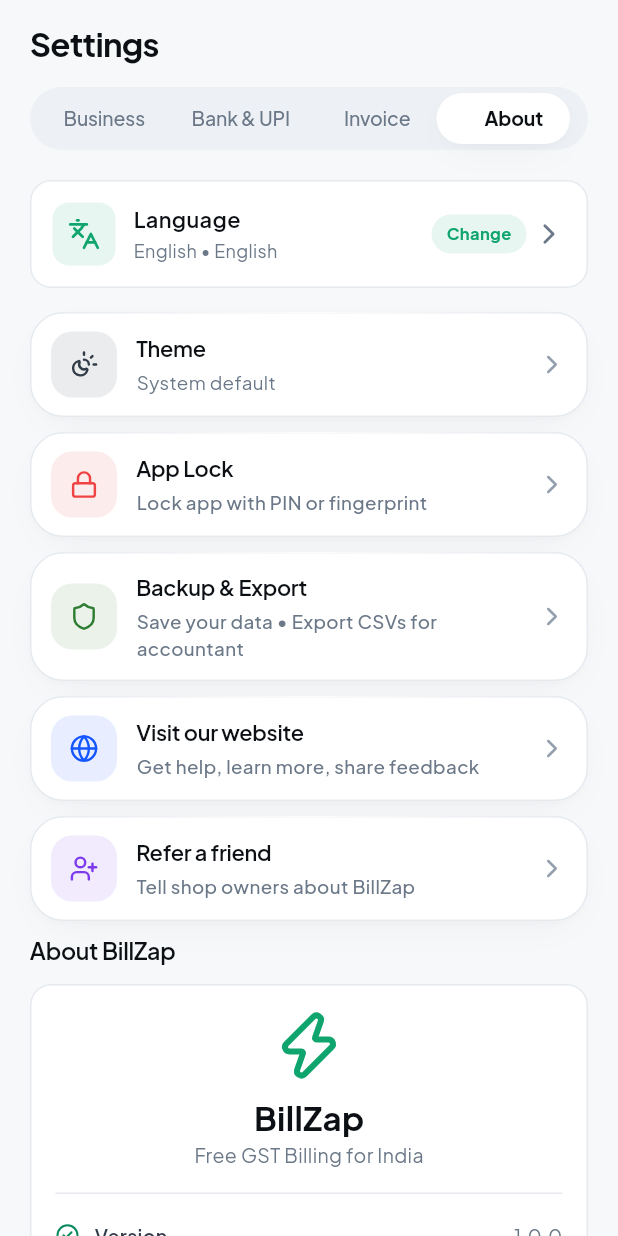
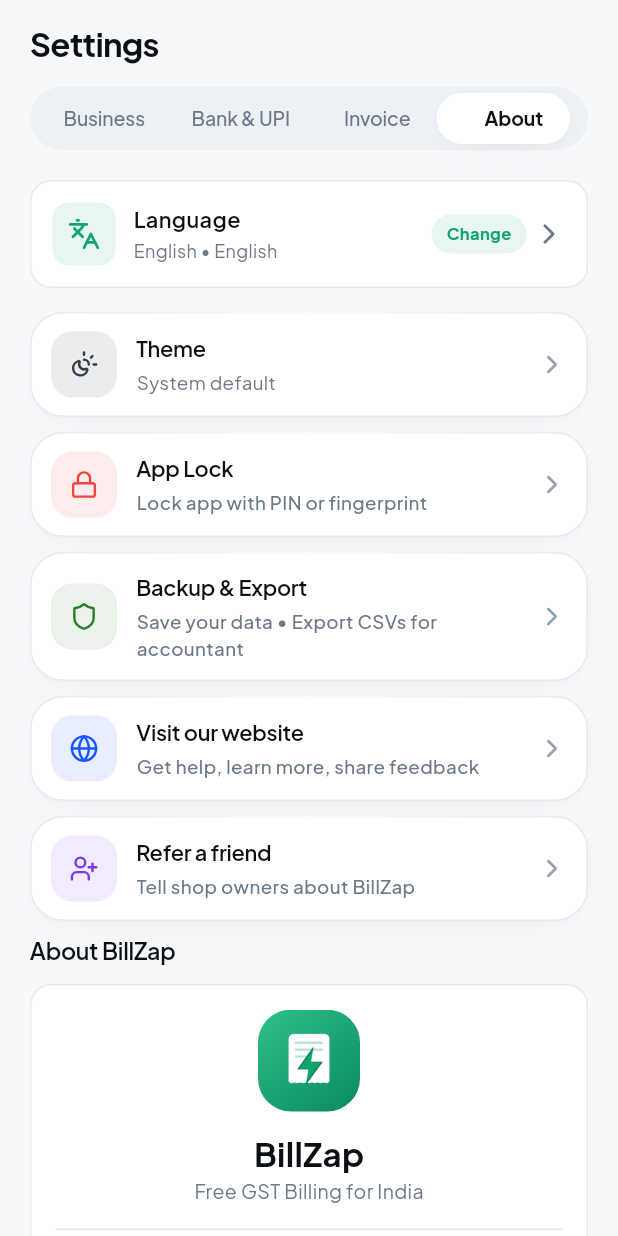
Before and after one commit to dakshu007/billzap, a Flutter app: the SettingsScreen screen opened directly, after a tap on "Bank & UPI", after a tap on "Invoice", after a tap on "About", on a phone screen of 412 x 824 dp. Run offline on Flutter 3.47's test engine with Material 3 defaults, Android fonts, the phone set to English and light mode, and no system bars; our stand-ins replace file_picker, flutter_riverpod, gap, go_router, google_fonts, hive_ce_flutter and 7 more; missing offline and left inert: barcode; accounts and stored records are empty; project files that could hold a hidden picture were left out.

Commit message:
fix: the theme choice did not survive a restart
Pick Light, close the app, reopen it, and you were back on system
default. Reproduced in test/theme_persist_test.dart before touching the
code: the write to Hive was fine — 'theme_mode' held 'light' — but a
fresh container read back ThemeMode.system.

ThemeNotifier.build() returned ThemeMode.system and kicked off an async
_load() that assigned `state` once the box resolved, and that assignment
never took. There was no reason to be async at all: main() already
awaits Hive.openBox('settings') before runApp, so the box is open before
anything reads the provider. It now reads synchronously in build() and
returns the stored mode as the initial value, which also removes the
one-frame flash of the wrong theme on launch.

Also, three things from looking at the app in dark mode:

  • Text fields drew a second rounded rect inside the well. The well is
    the field — one outline, one glow — but the global
    InputDecorationTheme sets enabledBorder and focusedBorder, and
    `border: InputBorder.none` overrides only `border`. Every variant is
    cleared now, with filled: false so the theme's fill is not painted
    under the well's own.

  • Quick Actions were left-aligned despite the Column asking for
    centre. AppSurface lays its child out in a Stack, which passes loose
    constraints down, so the Column shrank to its widest item and was
    pinned to the start of a card wide enough to centre it in. The
    column is forced to full width.

  • The About card showed a generic bolt glyph where the logo belongs.
    It is the real app icon now, on its jade tile — the same mark as the
    launcher and the splash.

Co-Authored-By: Claude Opus 5 <noreply@anthropic.com>
Claude-Session: https://claude.ai/code/session_016iwNHue8rzbSkYfgDBK6gM

```diff
--- a/lib/design/components.dart
+++ b/lib/design/components.dart
@@ -1623,7 +1623,18 @@ class _AppFieldState extends State<AppField> {
                   cursorRadius: const Radius.circular(2),
                   decoration: InputDecoration(
                     isDense: true,
+                    // Every border variant, not just `border`: the global
+                    // InputDecorationTheme sets enabledBorder and
+                    // focusedBorder, and those are what was drawing a
+                    // second rounded rect inside the well. The well
+                    // itself is the field — one outline, one glow.
+                    filled: false,
                     border: InputBorder.none,
+                    enabledBorder: InputBorder.none,
+                    focusedBorder: InputBorder.none,
+                    disabledBorder: InputBorder.none,
+                    errorBorder: InputBorder.none,
+                    focusedErrorBorder: InputBorder.none,
                     counterText: '',
                     contentPadding: EdgeInsets.symmetric(
                         vertical: widget.maxLines > 1 ? 0 : AppSpace.md),
--- a/lib/screens/main/settings_screen.dart
+++ b/lib/screens/main/settings_screen.dart
@@ -752,9 +752,15 @@ Download: $playStoreUrl
             borderRadius: BorderRadius.circular(14),
             border: Border.all(color: AppColors.border)),
           child: Column(children: [
-            // The mark is jade — it is the app's own logo, not chrome.
-            Icon(Symbols.bolt, size: 48, color: AppColor.primary),
-            const Gap(8),
+            // The actual app icon, on its jade tile — the same mark
+            // that sits on the home screen and the splash. A generic
+            // bolt glyph stood in here, which is not the logo.
+            ClipRRect(
+              borderRadius: AppRadius.all(AppRadius.lg),
+              child: Image.asset('assets/icon.png',
+                  width: 68, height: 68, fit: BoxFit.cover),
+            ),
+            const Gap(AppSpace.md),
             Text('BillZap', style: AppFont.sans(
               fontSize: 22, fontWeight: FontWeight.w700, color: AppColors.t1)),
             Text(tr('splash.tagline', ref),
```
Also changed, not shown: lib/providers/theme_provider.dart (+17 -12 lines), lib/screens/invoice/create_invoice_screen.dart (+9 -0 lines), lib/screens/main/dashboard_screen.dart (+9 -0 lines), 1 other file.
